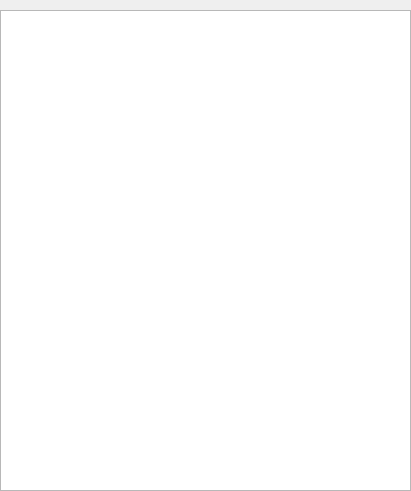
Qt form usrui/foodplate.ui (himarsmty/c-homework) before a commit.
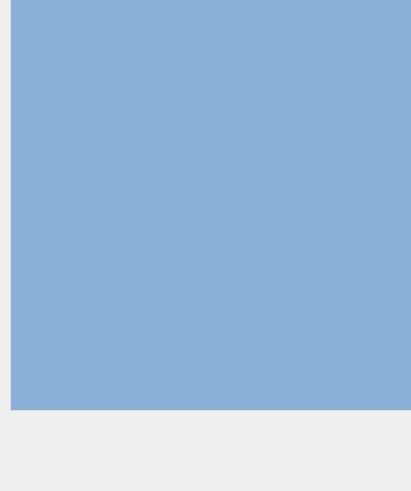
The same form after that commit. Icons and pictures are not drawn.

```diff
--- a/usrui/foodplate.ui
+++ b/usrui/foodplate.ui
@@ -20,12 +20,27 @@
   <widget class="QTableView" name="orderview">
    <property name="geometry">
     <rect>
-     <x>0</x>
-     <y>10</y>
+     <x>10</x>
+     <y>-20</y>
      <width>411</width>
-     <height>481</height>
+     <height>431</height>
     </rect>
    </property>
+   <property name="styleSheet">
+    <string notr="true">QTableView , QTableWidget{
+    selection-background-color:#44c767;
+ 
+background-color: rgb(114, 159, 207,80%);
+    border:1px solid #E0DDDC;/*边框为1像素，灰色*/
+    gridline-color:lightgray;/*这个是表格的格子线的颜色，为亮灰*/
+}
+QHeaderView::section{
+    background-color:white;/*背景色 白色*/
+    border:0px solid #E0DDDC;/*先把边框宽度设为0，即隐藏所有表头边框*/
+    border-bottom:1px solid #E0DDDC;/*然后只显示下边框，因为上边框和左右边框是整个Table的边框，都显示会有2px的边框宽度*/
+    height:20px;/*表头高度*/
+}</string>
+   </property>
   </widget>
  </widget>
  <resources/>
```
Left out of the diff: 5 changed lines with no effect on the pictures.
